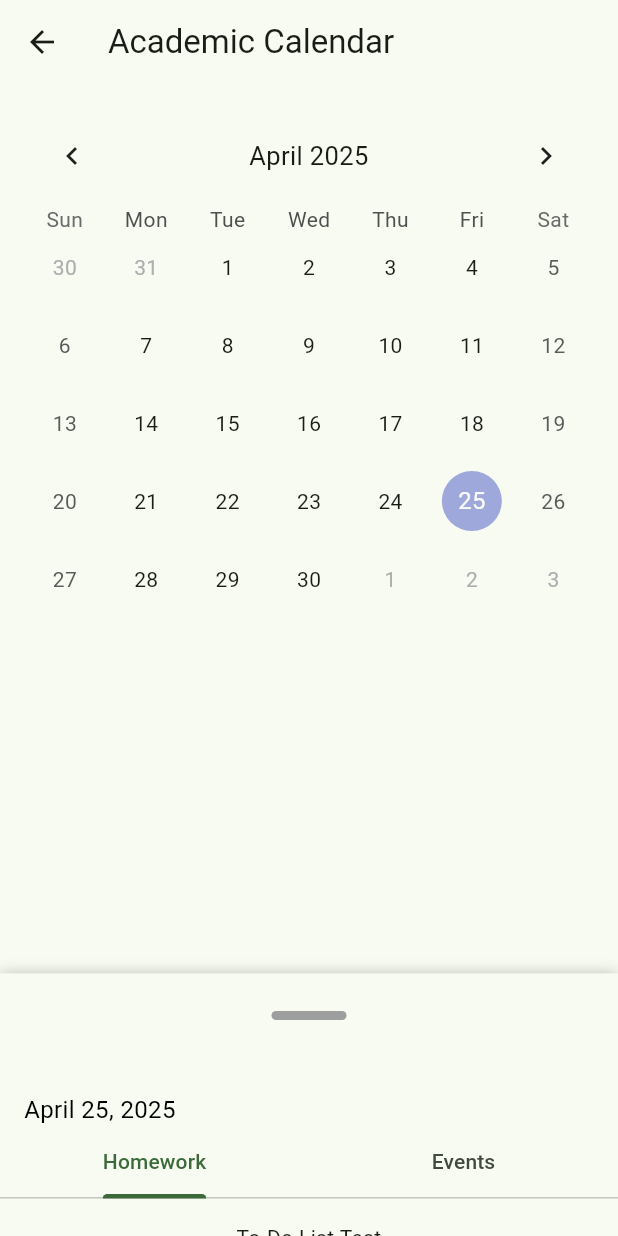
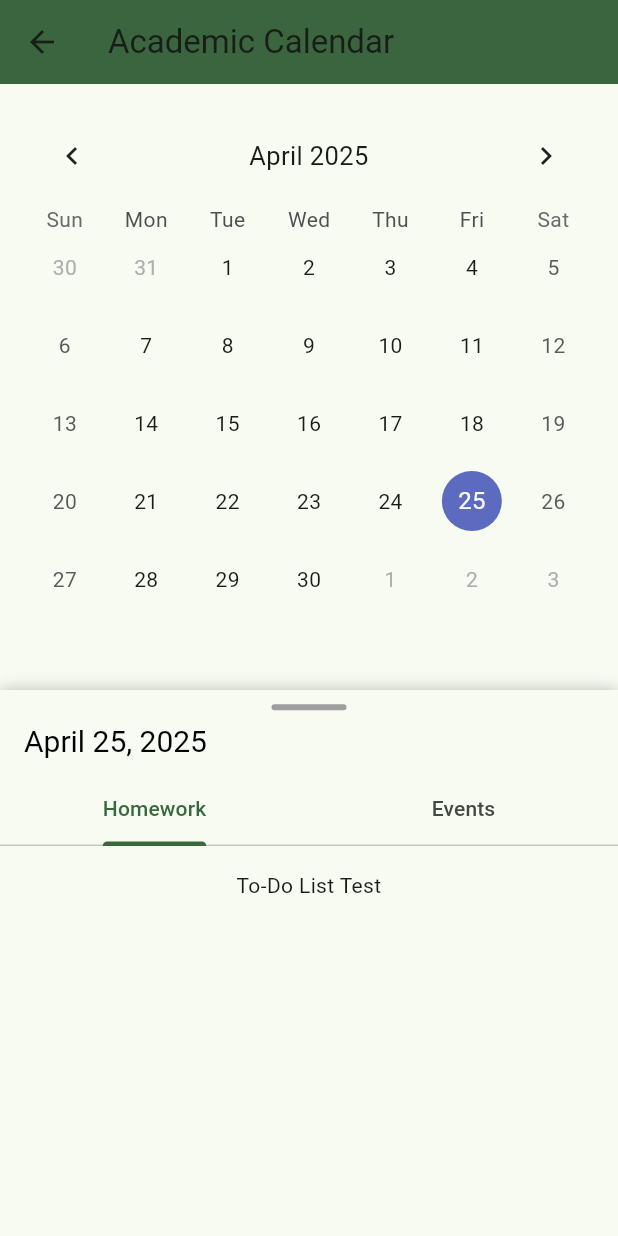
Before and after one commit to rolandoreds/BeaconAPP1, a Flutter app: the screen it shows after launch, after a tap on "Calendar", on a phone screen of 412 x 824 dp. Run offline on Flutter 3.47's test engine with Material 3 defaults, Android fonts, the light colour scheme and no system bars; drawn by our look-alikes of sliding_up_panel, table_calendar.

Commit message:
Calendar Updates
- Made a separate file for the Calendar widget
- Changed the minHeight of the SlidingUpPanel to be below the calendar
- Other cosmetic updates to calendar

```diff
--- a/beaconapp/lib/calendar.dart
+++ b/beaconapp/lib/calendar.dart
@@ -2,59 +2,66 @@ import 'package:beaconapp/tab_widget.dart';
 import 'package:flutter/material.dart';
 import 'package:intl/intl.dart';
 import 'package:sliding_up_panel/sliding_up_panel.dart';
-import 'package:table_calendar/table_calendar.dart';
+import 'calendar_widget.dart'; // <-- new import
 
-
-// The guy in the tutorial did this
 class CalendarPage extends StatefulWidget {
-  const CalendarPage( {super.key} );
+  const CalendarPage({super.key});
 
   @override
   State<CalendarPage> createState() => _CalendarPageState();
 }
 
-// TO-DO: add opaque SMCCD logo behind calendar
-// This is the calendar class
 class _CalendarPageState extends State<CalendarPage> {
-  DateTime today = DateTime.now();
+  String selectedDateStr = '';
+  DateTime _focusedDay = DateTime.now();
+  DateTime? _selectedDay;
   final double tabBarHeight = 150;
+
+  // Use a fixed initial height instead of dynamic calculation
+  double panelMinHeight = 175;
+
+  @override
+  void initState() {
+    super.initState();
+    _selectedDay = DateTime.now();
+    selectedDateStr = DateFormat('MMMM d, y').format(_selectedDay!);
+  }
 
   @override
   Widget build(BuildContext context) {
-  BorderRadiusGeometry radius = BorderRadius.only(
-    topLeft: Radius.circular(24.0),
-    topRight: Radius.circular(24.0),
-  );
+    // Get screen dimensions
+    final screenHeight = MediaQuery.of(context).size.height;
 
     return Scaffold(
-    appBar: AppBar(title: Text("Academic Calendar")),
-    body: SlidingUpPanel(
-      minHeight: 175,
-      maxHeight: MediaQuery.of(context).size.height,
+      appBar: AppBar(
+        title: const Text("Academic Calendar"),
+        backgroundColor: Color.fromARGB(255, 58, 101, 62),
+      ),
+      body: LayoutBuilder(
+        builder: (context, constraints) {
+          // Use a simpler approach - position the panel at approximately 60% of screen height
+          // This is a safer approach than trying to measure the calendar directly
+          final panelMinHeight = screenHeight - 460;
+
+        return SlidingUpPanel(
+          minHeight: panelMinHeight,
+          maxHeight: screenHeight * 0.96,
           panelBuilder: (scrollController) => buildSlidingPanel(
             scrollController: scrollController,
         ),
-
-      body: SingleChildScrollView(
-        child: Column(
-          children: [
-            Container(
-              margin: EdgeInsets.all(16),
-              child: TableCalendar(
-                locale: "en_US",
-                headerStyle: HeaderStyle(
-                  formatButtonVisible: false,
-                  titleCentered: true,
+          body: CalendarWidget(
+            selectedDay: _selectedDay,
+            focusedDay: _focusedDay,
+            onDaySelected: (selectedDay, focusedDay) {
+              setState(() {
+                _selectedDay = selectedDay;
+                _focusedDay = focusedDay;
+                selectedDateStr = DateFormat('MMMM d, y').format(selectedDay);
+                });
+              },
             ),
-                availableGestures: AvailableGestures.all,
-                focusedDay: today,
-                firstDay: DateTime.utc(2025, 01, 01),
-                lastDay: DateTime.utc(2030, 06, 03),
-              ),
-            ),
-          ],
-        ),
-      ),
+          );
+        }
       ),
     );
   }
@@ -75,77 +82,37 @@ Widget build(BuildContext context) {
         ),
       );
 
-  PreferredSizeWidget buildTabBar() => PreferredSize(
-    preferredSize: Size.fromHeight(tabBarHeight),
-    child: AppBar(
-      title: buildDragIcon(), //Icon(Icons.drag_handle),
+  PreferredSizeWidget buildTabBar() => AppBar(
         automaticallyImplyLeading: false,
-      centerTitle: true,
-      bottom: PreferredSize(
-        preferredSize: Size.fromHeight(tabBarHeight),
-        child: Column(
-          mainAxisSize: MainAxisSize.min,
+        centerTitle: false,
+        title: Column(
+          crossAxisAlignment: CrossAxisAlignment.start,
           children: [
-            Container(
-              width: double.infinity,
-              padding: EdgeInsets.symmetric(horizontal: 16),
-              child: Text(
-                DateFormat('MMMM d, y').format(DateTime.now()),
-                textAlign: TextAlign.left,
+            Center(child: buildDragIcon()),
+            SizedBox(height: 8),
+            Text(
+              selectedDateStr,
               style: TextStyle(
                 color: Colors.black,
-                  fontSize: 16,
-                )
+                fontSize: 20,
               ),
             ),
-
-            TabBar(
+          ],
+        ),
+        bottom: TabBar(
           tabs: [
             Tab(child: Text('Homework')),
             Tab(child: Text('Events')),
           ],
-            )
-          ],
-        )
-      )
-
-
         ),
       );
 
   Widget buildDragIcon() => Container(
         decoration: BoxDecoration(
           color: Colors.grey,
-      borderRadius: BorderRadius.circular(8)
+          borderRadius: BorderRadius.circular(8),
         ),
         width: 50,
-    height: 6,
-
-  );
-
-// Do not pay attention to this
-// Keeping just in case
-/*
-  Widget content() {
-    return Column(
-      children: [
-        Text("Spring"),
-        Container(
-          child: TableCalendar(
-            locale: "en_US",
-            headerStyle:
-              HeaderStyle(formatButtonVisible: false, titleCentered: true),
-            availableGestures: AvailableGestures.all,
-            focusedDay: today,
-            firstDay: DateTime.utc(2025, 01, 01),
-            lastDay: DateTime.utc(2030, 06, 3)
-            ),
-        ),
-        SlidingUpPanel(
-          panel: Center(child: Text("This is the sliding Widget"),),
-        )
-      ],
+        height: 4,
       );
 }
-  */
-}
--- /dev/null
+++ b/beaconapp/lib/calendar_widget.dart
@@ -0,0 +1,44 @@
+// calendar_widget.dart
+import 'package:flutter/material.dart';
+import 'package:table_calendar/table_calendar.dart';
+
+class CalendarWidget extends StatelessWidget {
+  final DateTime? selectedDay;
+  final DateTime focusedDay;
+  final void Function(DateTime, DateTime) onDaySelected;
+
+  const CalendarWidget({
+    super.key,
+    required this.selectedDay,
+    required this.focusedDay,
+    required this.onDaySelected,
+  });
+
+  @override
+  Widget build(BuildContext context) {
+    return SingleChildScrollView(
+      child: Column(
+        children: [
+          Container(
+            margin: EdgeInsets.all(16),
+            child: TableCalendar(
+              locale: "en_US",
+              headerStyle: HeaderStyle(
+                formatButtonVisible: false,
+                titleCentered: true,
+              ),
+              availableGestures: AvailableGestures.all,
+              calendarFormat: CalendarFormat.month,
+              focusedDay: focusedDay,
+              firstDay: DateTime.utc(2025, 01, 01),
+              lastDay: DateTime.utc(2030, 06, 03),
+              selectedDayPredicate: (day) => isSameDay(selectedDay, day),
+              onDaySelected: onDaySelected,
+              onPageChanged: (_) {},
+            ),
+          ),
+        ],
+      ),
+    );
+  }
+}
--- a/beaconapp/lib/main.dart
+++ b/beaconapp/lib/main.dart
@@ -10,7 +10,7 @@ class MainApp extends StatelessWidget {
   Widget build(BuildContext context) {
     return MaterialApp(
       theme: ThemeData(
-        colorScheme: ColorScheme.fromSeed(seedColor: Colors.green),
+        colorScheme: ColorScheme.fromSeed(seedColor: Color.fromARGB(255, 58, 101, 62)),
         useMaterial3: true,
       ),
       // Goes the sign in screen first, should go to calendar next
```
Lines whose indentation alone changed are shown as unchanged.
